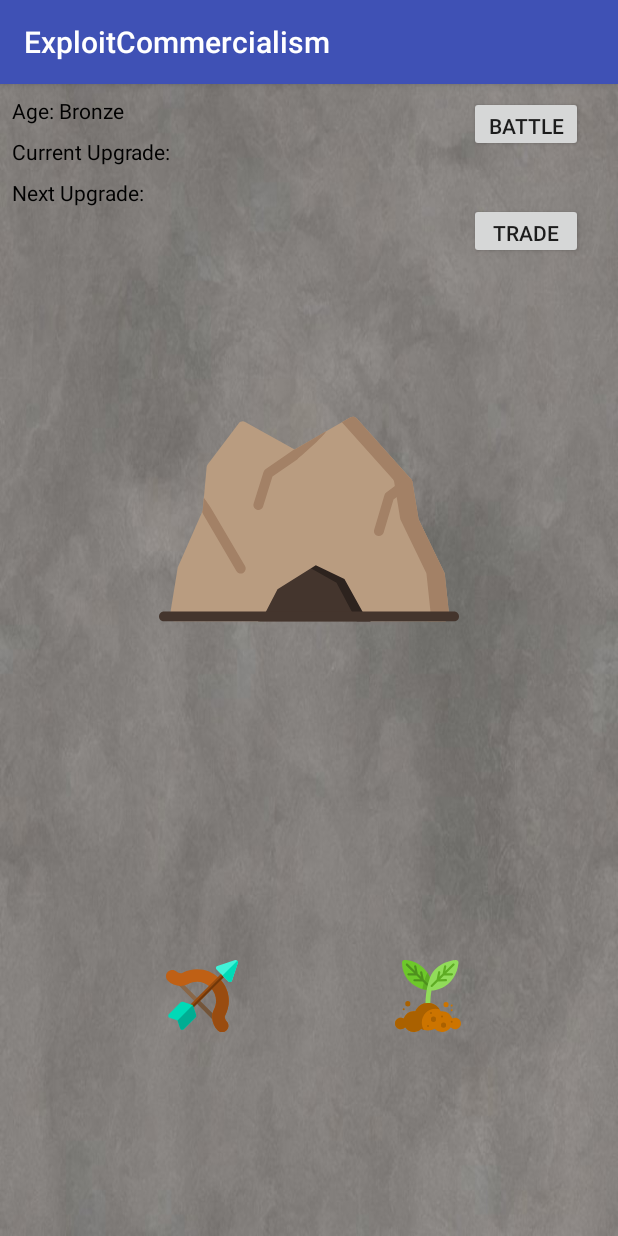
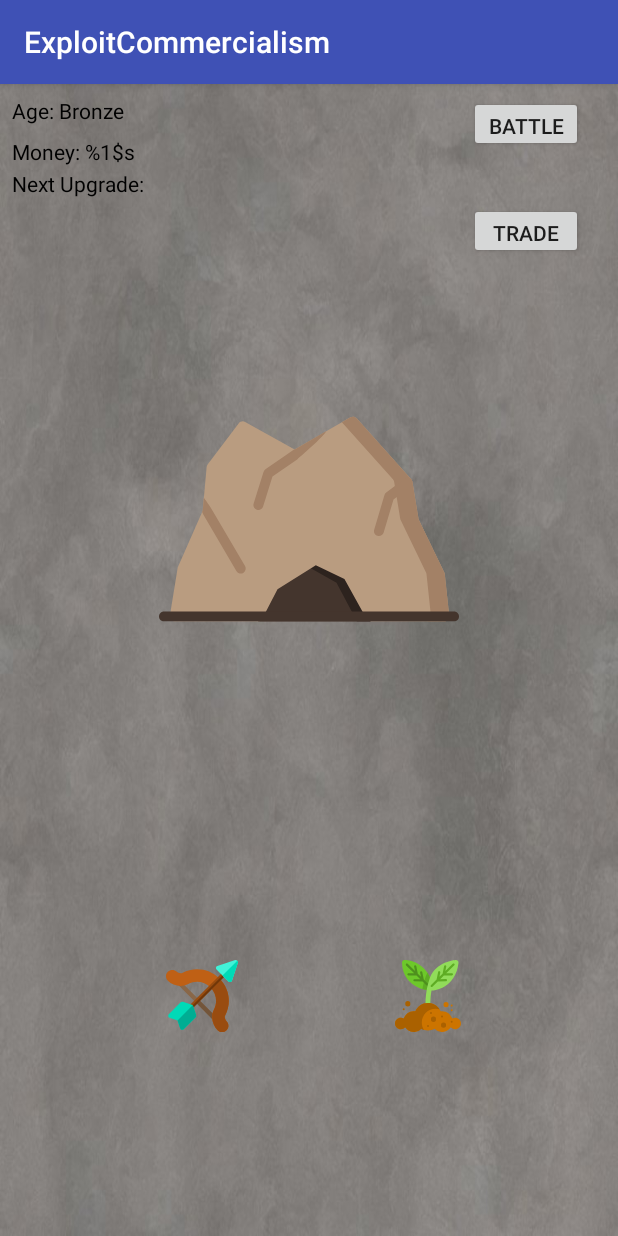
Before and after one commit to jaredblack/final-project, an Android app: the screen it shows after launch (MainActivity), on a phone screen of 412 x 824 dp. Run offline under Robolectric (Android 15) with nearby library versions, the phone set to English and light mode, and no system bars.

Commit message:
Added money, now testing

```diff
--- a/ExploitCommercialism/app/src/main/java/com/jhblack/exploitcommercialism/Age.java
+++ b/ExploitCommercialism/app/src/main/java/com/jhblack/exploitcommercialism/Age.java
@@ -24,12 +24,13 @@ public abstract class Age {
         this.money = money;
     }
 
-    public void updateMoney(){
+    public int updateMoney(){
         double mults = 1;
         for (Upgrade u:upgrades) {
             mults*=u.getMult();
         }
         money += (int) (income*mults);
+        return money;
     }
     public abstract void war();
     public abstract void trade();
--- a/ExploitCommercialism/app/src/main/java/com/jhblack/exploitcommercialism/MainActivity.java
+++ b/ExploitCommercialism/app/src/main/java/com/jhblack/exploitcommercialism/MainActivity.java
@@ -3,10 +3,13 @@ package com.jhblack.exploitcommercialism;
 import android.content.res.Resources;
 import android.support.v7.app.AppCompatActivity;
 import android.os.Bundle;
+import android.view.View;
+import android.widget.Button;
+import android.widget.ImageButton;
 import android.widget.TextView;
 
 public class MainActivity extends AppCompatActivity {
-
+    Age age;
     @Override
     protected void onCreate(Bundle savedInstanceState) {
         super.onCreate(savedInstanceState);
@@ -17,5 +20,14 @@ public class MainActivity extends AppCompatActivity {
 
         TextView ageTV = findViewById(R.id.ageTV);
         ageTV.setText(text);
+
+        age = new PrehistoricAge();
+        ImageButton townHall = findViewById(R.id.townHallBT);
     }
+    public void getMoney(View view) {
+        String money = "$" + String.format(getResources().getString(R.string.money), ""+age.updateMoney());
+        TextView moneyTV = findViewById(R.id.moneyTV);
+        moneyTV.setText(money);
+    }
+
 }
--- a/ExploitCommercialism/app/src/main/res/layout/activity_main.xml
+++ b/ExploitCommercialism/app/src/main/res/layout/activity_main.xml
@@ -19,12 +19,12 @@
         app:layout_constraintTop_toTopOf="parent" />
 
     <TextView
-        android:id="@+id/currUpTV"
+        android:id="@+id/moneyTV"
         android:layout_width="wrap_content"
         android:layout_height="wrap_content"
         android:layout_marginStart="8dp"
         android:layout_marginTop="8dp"
-        android:text="Current Upgrade:"
+        android:text="@string/money"
         android:textColor="@android:color/black"
         app:layout_constraintStart_toStartOf="parent"
         app:layout_constraintTop_toBottomOf="@+id/ageTV" />
@@ -38,7 +38,7 @@
         android:text="Next Upgrade:"
         android:textColor="@android:color/black"
         app:layout_constraintStart_toStartOf="parent"
-        app:layout_constraintTop_toBottomOf="@+id/currUpTV" />
+        app:layout_constraintTop_toBottomOf="@+id/moneyTV" />
 
     <ImageButton
         android:id="@+id/townHallBT"
@@ -48,9 +48,10 @@
         android:layout_marginEnd="8dp"
         android:layout_marginStart="8dp"
         android:layout_marginTop="8dp"
+        android:background="@null"
+        android:onClick="getMoney"
+        android:scaleType="fitCenter"
         android:src="@drawable/ic_cave"
-        android:scaleType="fitCenter"
-        android:background="@null"
         android:text="Button"
         app:layout_constraintBottom_toBottomOf="parent"
         app:layout_constraintEnd_toEndOf="parent"
--- a/ExploitCommercialism/app/src/main/res/values/strings.xml
+++ b/ExploitCommercialism/app/src/main/res/values/strings.xml
@@ -1,5 +1,7 @@
 <resources>
     <string name="app_name">ExploitCommercialism</string>
     <string name="age_text">Age: %1$s</string>
+    <string name="money">Money: %1$s</string>
+
 
 </resources>
```
